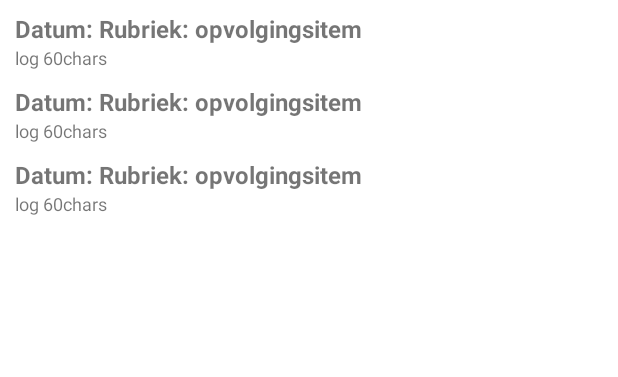
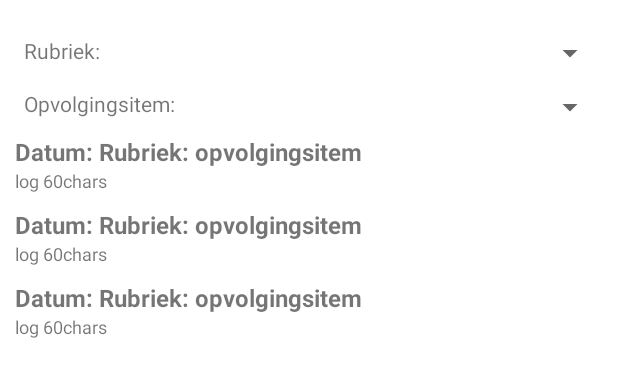
Before and after one commit to JavaAppsJM/appItemBord, an Android app: the layout activity_logboek.xml on its own in the app's theme, with its tools: preview values and no code run, on a phone screen of 412 x 824 dp. Shown: the top 377 px of the screen. Run offline under Robolectric (Android 15) with nearby library versions, the phone set to English and light mode, and no system bars.

Commit message:
Logboek: foutcorrecties en gestart met filters ; refresh vn statusbord na afvinken opgelost

```diff
--- a/src/main/java/be/hvwebsites/itembord/EditOpvolgingsitem.java
+++ b/src/main/java/be/hvwebsites/itembord/EditOpvolgingsitem.java
@@ -309,7 +309,6 @@ public class EditOpvolgingsitem extends AppCompatActivity
                     newOItem.setEntityName(String.valueOf(opvolgingsitemNameV.getText()));
                     newOItem.setEntityNamePast(String.valueOf(opvolgingsitemNamePastV.getText()));
                     newOItem.setFrequentieNbr(Integer.parseInt(String.valueOf(opvolgingsitemFrequencyV.getText())));
-                    newOItem.setLatestDate(new DateString(String.valueOf(opvolgingsitemLatestDateV.getText())));
                     if (frequencyDayV.isChecked()){
                         newOItem.setFrequentieUnit(FrequentieDateUnit.DAYS);
                     }else if (frequencyWeekV.isChecked()){
@@ -319,6 +318,7 @@ public class EditOpvolgingsitem extends AppCompatActivity
                     }else if (frequencyYearV.isChecked()){
                         newOItem.setFrequentieUnit(FrequentieDateUnit.YEARS);
                     }
+                    newOItem.setLatestDate(new DateString(String.valueOf(opvolgingsitemLatestDateV.getText())));
                     // Toevoegen opvolgingsitem aan opvolgingsitemlist
                     viewModel.getOpvolgingsitemList().add(newOItem);
                     // Als er een laatste opvolgingsdatum is ...
@@ -437,7 +437,7 @@ public class EditOpvolgingsitem extends AppCompatActivity
                 EditOpvolgingsitem.this,
                 cr);
         // Bepaal volgende opvolgingsdatum
-        long eventDateMs = opvolgingsitemPastProcess.calculateNextDate().getCalendarDate().getTimeInMillis();
+        long eventDateMs = opvolgingsitemPastProcess.getNextDate();
         // Event om 10h in de vm zetten 10*3600*1000 bijtellen, lukt niet want volgende
         // opvolgingsdatum eventDateMs is bepaald obv uur vh moment en niet 0h00
         //eventDateMs = eventDateMs + (10*3600*1000);
--- a/src/main/java/be/hvwebsites/itembord/viewmodels/EntitiesViewModel.java
+++ b/src/main/java/be/hvwebsites/itembord/viewmodels/EntitiesViewModel.java
@@ -256,7 +256,7 @@ public class EntitiesViewModel extends AndroidViewModel {
         for (int i = 0; i < logList.size(); i++) {
             if (logList.get(i).getRubriekId().getId() == rubriekID.getId()){
                 displayList.add(new ListItemHelper(
-                        logList.get(i).getDisplayLog(), "",
+                        logList.get(i).getDisplayLog(45), "",
                         logList.get(i).getEntityId()
                 ));
             }
@@ -270,7 +270,7 @@ public class EntitiesViewModel extends AndroidViewModel {
         for (int i = 0; i < logList.size(); i++) {
             if (logList.get(i).getItemId().getId() == oItemID.getId()){
                 displayList.add(new ListItemHelper(
-                        logList.get(i).getDisplayLog(), "",
+                        logList.get(i).getDisplayLog(45), "",
                         logList.get(i).getEntityId()
                 ));
             }
--- a/src/main/res/layout/activity_logboek.xml
+++ b/src/main/res/layout/activity_logboek.xml
@@ -6,15 +6,60 @@
     android:layout_height="match_parent"
     tools:context=".Logboek">
 
+    <TextView
+        android:id="@+id/labelLogBoekRubriek"
+        android:layout_width="wrap_content"
+        android:layout_height="wrap_content"
+        android:layout_marginStart="16dp"
+        android:layout_marginTop="24dp"
+        android:text="@string/label_rubriek"
+        app:layout_constraintStart_toStartOf="parent"
+        app:layout_constraintTop_toTopOf="parent" />
+
+    <Spinner
+        android:id="@+id/spinr_rubriek"
+        android:layout_width="0dp"
+        android:layout_height="22dp"
+        android:layout_marginStart="16dp"
+        android:layout_marginTop="24dp"
+        android:layout_marginEnd="8dp"
+        app:layout_constraintEnd_toEndOf="parent"
+        app:layout_constraintStart_toEndOf="@+id/labelLogBoekRubriek"
+        app:layout_constraintTop_toTopOf="parent"
+        tools:ignore="SpeakableTextPresentCheck" />
+
+    <TextView
+        android:id="@+id/labelLogBoekOitem"
+        android:layout_width="wrap_content"
+        android:layout_height="wrap_content"
+        android:layout_marginStart="16dp"
+        android:layout_marginTop="16dp"
+        android:text="@string/label_opvolgingsitem"
+        app:layout_constraintStart_toStartOf="parent"
+        app:layout_constraintTop_toBottomOf="@+id/labelLogBoekRubriek" />
+
+    <Spinner
+        android:id="@+id/spinr_oitem"
+        android:layout_width="0dp"
+        android:layout_height="22dp"
+        android:layout_marginStart="16dp"
+        android:layout_marginTop="60dp"
+        android:layout_marginEnd="8dp"
+        app:layout_constraintEnd_toEndOf="parent"
+        app:layout_constraintStart_toEndOf="@+id/labelLogBoekOitem"
+        app:layout_constraintTop_toTopOf="parent"
+        tools:ignore="SpeakableTextPresentCheck" />
+
     <androidx.recyclerview.widget.RecyclerView
         android:id="@+id/recyc_logboek"
         android:layout_width="0dp"
         android:layout_height="0dp"
         android:layout_margin="8dp"
+        android:layout_marginTop="25dp"
         app:layout_constraintBottom_toBottomOf="parent"
         app:layout_constraintEnd_toEndOf="parent"
         app:layout_constraintStart_toStartOf="parent"
-        app:layout_constraintTop_toTopOf="parent"
+        app:layout_constraintTop_toBottomOf="@+id/spinr_oitem"
         tools:listitem="@layout/list_logboek_item" />
 
 </androidx.constraintlayout.widget.ConstraintLayout>
```
Also changed, not shown: src/main/AndroidManifest.xml (+6 -5 lines), src/main/java/be/hvwebsites/itembord/Logboek.java (+5 -5 lines), src/main/java/be/hvwebsites/itembord/MainActivity.java (+17 -15 lines), src/main/java/be/hvwebsites/itembord/entities/Log.java (+8 -4 lines), src/main/java/be/hvwebsites/itembord/entities/Opvolgingsitem.java (+6 -6 lines).
